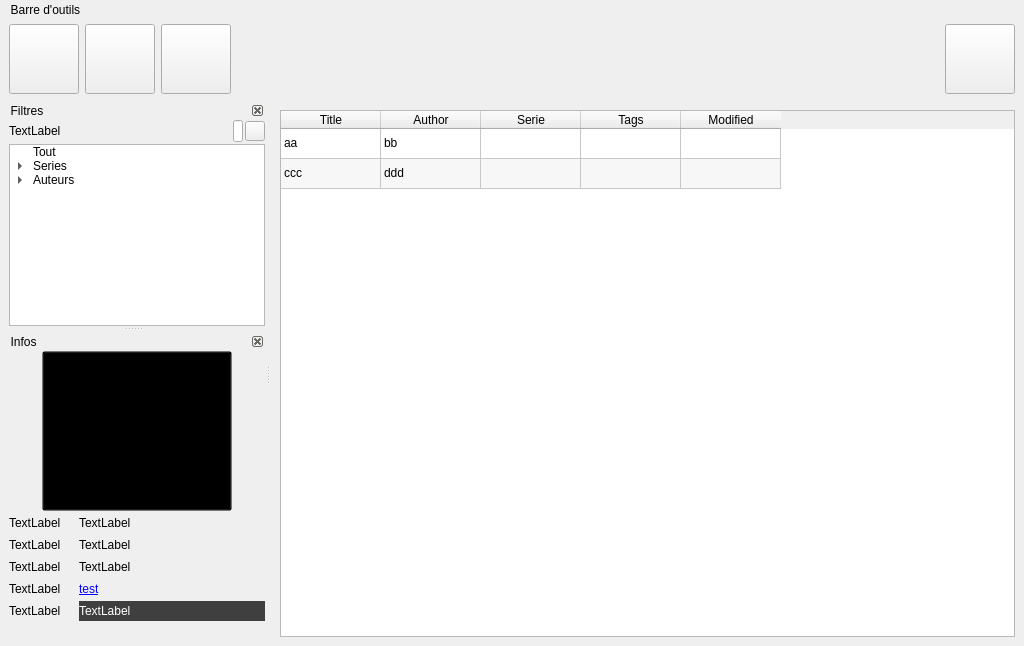
The window that home.ui (LordKBX/eBookCollection) describes before a commit, drawn with Qt 5.
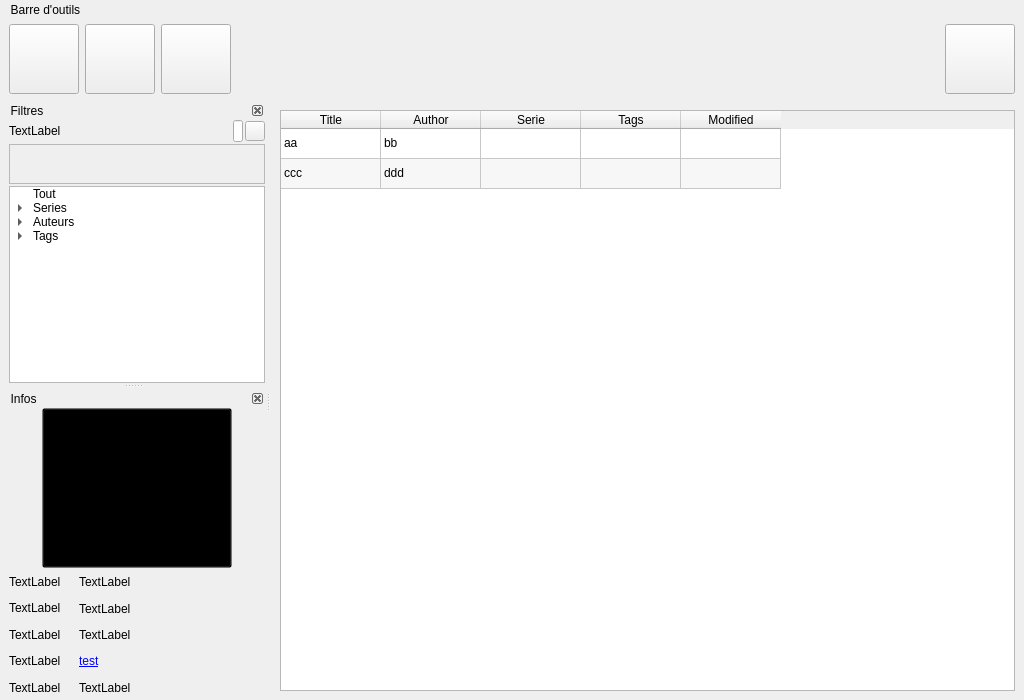
The same window after the commit. Icons and pictures are not drawn. Custom widgets are drawn as their Qt base class.

The edit to the form file:
```diff
--- a/home.ui
+++ b/home.ui
@@ -7,13 +7,13 @@
     <x>0</x>
     <y>0</y>
     <width>1024</width>
-    <height>646</height>
+    <height>700</height>
    </rect>
   </property>
   <property name="minimumSize">
    <size>
     <width>1024</width>
-    <height>480</height>
+    <height>700</height>
    </size>
   </property>
   <property name="maximumSize">
@@ -38,7 +38,7 @@
    <bool>false</bool>
   </property>
   <widget class="QWidget" name="widget">
-   <layout class="QVBoxLayout" name="verticalLayout_3">
+   <layout class="QHBoxLayout" name="horizontalLayout_5">
     <item>
      <layout class="QVBoxLayout" name="central_block">
       <item>
@@ -455,16 +455,22 @@
     </layout>
    </widget>
   </widget>
-  <widget class="QDockWidget" name="sorting_block">
+  <widget class="DockWidget" name="sorting_block">
+   <property name="sizePolicy">
+    <sizepolicy hsizetype="Preferred" vsizetype="MinimumExpanding">
+     <horstretch>0</horstretch>
+     <verstretch>0</verstretch>
+    </sizepolicy>
+   </property>
    <property name="minimumSize">
     <size>
-     <width>250</width>
-     <height>199</height>
+     <width>230</width>
+     <height>227</height>
     </size>
    </property>
    <property name="maximumSize">
     <size>
-     <width>524287</width>
+     <width>600</width>
      <height>524287</height>
     </size>
    </property>
@@ -484,6 +490,12 @@
     <number>1</number>
    </attribute>
    <widget class="QWidget" name="sorting_block_contents">
+    <property name="maximumSize">
+     <size>
+      <width>600</width>
+      <height>16777215</height>
+     </size>
+    </property>
     <layout class="QVBoxLayout" name="verticalLayout_2">
      <property name="spacing">
       <number>2</number>
@@ -529,9 +541,6 @@
            </property>
           </widget>
          </item>
-         <item>
-          <layout class="QVBoxLayout" name="sorting_block_search_zone"/>
-         </item>
          <item>
           <spacer name="horizontalSpacer_5">
            <property name="orientation">
@@ -579,8 +588,84 @@
          </item>
         </layout>
        </item>
+       <item>
+        <widget class="QScrollArea" name="sorting_block_search_scroll_area">
+         <property name="sizePolicy">
+          <sizepolicy hsizetype="Expanding" vsizetype="Preferred">
+           <horstretch>0</horstretch>
+           <verstretch>0</verstretch>
+          </sizepolicy>
+         </property>
+         <property name="minimumSize">
+          <size>
+           <width>100</width>
+           <height>20</height>
+          </size>
+         </property>
+         <property name="maximumSize">
+          <size>
+           <width>16777215</width>
+           <height>40</height>
+          </size>
+         </property>
+         <property name="widgetResizable">
+          <bool>true</bool>
+         </property>
+         <widget class="QWidget" name="sorting_block_search_scroll_area_contents">
+          <property name="geometry">
+           <rect>
+            <x>0</x>
+            <y>0</y>
+            <width>254</width>
+            <height>38</height>
+           </rect>
+          </property>
+          <property name="sizePolicy">
+           <sizepolicy hsizetype="Expanding" vsizetype="Preferred">
+            <horstretch>0</horstretch>
+            <verstretch>0</verstretch>
+           </sizepolicy>
+          </property>
+          <property name="minimumSize">
+           <size>
+            <width>140</width>
+            <height>20</height>
+           </size>
+          </property>
+          <property name="maximumSize">
+           <size>
+            <width>16777215</width>
+            <height>100</height>
+           </size>
+          </property>
+          <layout class="QVBoxLayout" name="sorting_block_search_zone">
+           <property name="spacing">
+            <number>0</number>
+           </property>
+           <property name="leftMargin">
+            <number>3</number>
+           </property>
+           <property name="topMargin">
+            <number>3</number>
+           </property>
+           <property name="rightMargin">
+            <number>3</number>
+           </property>
+           <property name="bottomMargin">
+            <number>3</number>
+           </property>
+          </layout>
+         </widget>
+        </widget>
+       </item>
        <item>
         <widget class="QTreeWidget" name="sorting_block_tree">
+         <property name="sizePolicy">
+          <sizepolicy hsizetype="Preferred" vsizetype="Expanding">
+           <horstretch>0</horstretch>
+           <verstretch>0</verstretch>
+          </sizepolicy>
+         </property>
          <property name="minimumSize">
           <size>
            <width>218</width>
@@ -589,7 +674,7 @@
          </property>
          <property name="maximumSize">
           <size>
-           <width>16777215</width>
+           <width>600</width>
            <height>16777215</height>
           </size>
          </property>
@@ -608,6 +693,9 @@
          <property name="allColumnsShowFocus">
           <bool>false</bool>
          </property>
+         <property name="wordWrap">
+          <bool>true</bool>
+         </property>
          <property name="headerHidden">
           <bool>true</bool>
          </property>
@@ -651,6 +739,31 @@
            </property>
           </item>
          </item>
+         <item>
+          <property name="text">
+           <string>Tags</string>
+          </property>
+          <item>
+           <property name="text">
+            <string>Huge</string>
+           </property>
+          </item>
+          <item>
+           <property name="text">
+            <string>Sword</string>
+           </property>
+          </item>
+          <item>
+           <property name="text">
+            <string>Depth</string>
+           </property>
+          </item>
+          <item>
+           <property name="text">
+            <string>Pit</string>
+           </property>
+          </item>
+         </item>
         </widget>
        </item>
       </layout>
@@ -658,7 +771,25 @@
     </layout>
    </widget>
   </widget>
-  <widget class="QDockWidget" name="info_block">
+  <widget class="DockWidget" name="info_block">
+   <property name="sizePolicy">
+    <sizepolicy hsizetype="Preferred" vsizetype="MinimumExpanding">
+     <horstretch>0</horstretch>
+     <verstretch>0</verstretch>
+    </sizepolicy>
+   </property>
+   <property name="minimumSize">
+    <size>
+     <width>230</width>
+     <height>305</height>
+    </size>
+   </property>
+   <property name="maximumSize">
+    <size>
+     <width>600</width>
+     <height>524287</height>
+    </size>
+   </property>
    <property name="features">
     <set>QDockWidget::DockWidgetClosable|QDockWidget::DockWidgetMovable</set>
    </property>
@@ -778,6 +909,12 @@
        </item>
        <item>
         <widget class="QLabel" name="info_block_title_value">
+         <property name="sizePolicy">
+          <sizepolicy hsizetype="Preferred" vsizetype="Ignored">
+           <horstretch>0</horstretch>
+           <verstretch>0</verstretch>
+          </sizepolicy>
+         </property>
          <property name="minimumSize">
           <size>
            <width>120</width>
@@ -787,7 +924,7 @@
          <property name="maximumSize">
           <size>
            <width>16777215</width>
-           <height>16777215</height>
+           <height>45</height>
           </size>
          </property>
          <property name="text">
@@ -829,6 +966,12 @@
        </item>
        <item>
         <widget class="QLabel" name="info_block_serie_value">
+         <property name="sizePolicy">
+          <sizepolicy hsizetype="Preferred" vsizetype="Ignored">
+           <horstretch>0</horstretch>
+           <verstretch>0</verstretch>
+          </sizepolicy>
+         </property>
          <property name="minimumSize">
           <size>
            <width>120</width>
@@ -838,7 +981,7 @@
          <property name="maximumSize">
           <size>
            <width>16777215</width>
-           <height>16777215</height>
+           <height>45</height>
           </size>
          </property>
          <property name="text">
@@ -880,6 +1023,12 @@
        </item>
        <item>
         <widget class="QLabel" name="info_block_authors_value">
+         <property name="sizePolicy">
+          <sizepolicy hsizetype="Preferred" vsizetype="Ignored">
+           <horstretch>0</horstretch>
+           <verstretch>0</verstretch>
+          </sizepolicy>
+         </property>
          <property name="minimumSize">
           <size>
            <width>120</width>
@@ -889,7 +1038,7 @@
          <property name="maximumSize">
           <size>
            <width>16777215</width>
-           <height>16777215</height>
+           <height>45</height>
           </size>
          </property>
          <property name="text">
@@ -931,6 +1080,12 @@
        </item>
        <item>
         <widget class="QLabel" name="info_block_file_formats_value">
+         <property name="sizePolicy">
+          <sizepolicy hsizetype="Preferred" vsizetype="Ignored">
+           <horstretch>0</horstretch>
+           <verstretch>0</verstretch>
+          </sizepolicy>
+         </property>
          <property name="minimumSize">
           <size>
            <width>120</width>
@@ -940,7 +1095,7 @@
          <property name="maximumSize">
           <size>
            <width>16777215</width>
-           <height>16777215</height>
+           <height>45</height>
           </size>
          </property>
          <property name="styleSheet">
@@ -985,6 +1140,12 @@
        </item>
        <item>
         <widget class="QLabel" name="info_block_size_value">
+         <property name="sizePolicy">
+          <sizepolicy hsizetype="Preferred" vsizetype="Ignored">
+           <horstretch>0</horstretch>
+           <verstretch>0</verstretch>
+          </sizepolicy>
+         </property>
          <property name="minimumSize">
           <size>
            <width>120</width>
@@ -994,38 +1155,11 @@
          <property name="maximumSize">
           <size>
            <width>16777215</width>
-           <height>16777215</height>
+           <height>45</height>
           </size>
          </property>
          <property name="styleSheet">
-          <string notr="true">QWidget{
- background: rgba(63, 63, 63);
-color:white;
-}
-QDockWidget {
-    border: 0;
-margin:0;
-padding:0;
-}
-
-QDockWidget::title {
-    text-align: left; /* align the text to the left */
-    background: #333333;
-    padding-left: 5px;
-}
-
-QPushButton{
-	background:transparent;
-}
-QPushButton:hover{
-	background-color:rgb(120, 120, 120);
-}
-QPushButton:pressed{
-	background-color:rgb(120, 120, 120);
-}
-QPushButton:checked{
-	background-color:rgb(150, 150, 150);
-}</string>
+          <string notr="true"/>
          </property>
          <property name="text">
           <string>TextLabel</string>
@@ -1047,23 +1181,18 @@
        </property>
       </layout>
      </item>
-     <item>
-      <spacer name="verticalSpacer">
-       <property name="orientation">
-        <enum>Qt::Vertical</enum>
-       </property>
-       <property name="sizeHint" stdset="0">
-        <size>
-         <width>20</width>
-         <height>40</height>
-        </size>
-       </property>
-      </spacer>
-     </item>
     </layout>
    </widget>
   </widget>
  </widget>
+ <customwidgets>
+  <customwidget>
+   <class>DockWidget</class>
+   <extends>QDockWidget</extends>
+   <header>DockWidget</header>
+   <container>1</container>
+  </customwidget>
+ </customwidgets>
  <resources/>
  <connections/>
 </ui>
```
Left out of the diff: 5 changed lines with no effect on the pictures.
